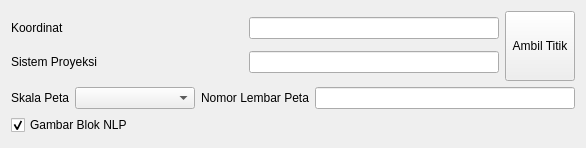
Qt form ui/gambar_nlp.ui (nyanyaon/GeoKKP-GIS) before a commit.
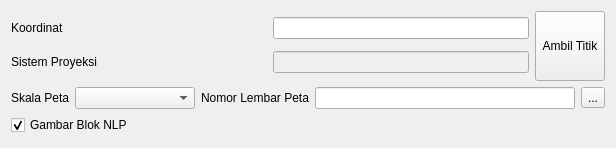
The same form after that commit. Icons and pictures are not drawn.

Patch:
```diff
--- a/ui/gambar_nlp.ui
+++ b/ui/gambar_nlp.ui
@@ -6,7 +6,7 @@
    <rect>
     <x>0</x>
     <y>0</y>
-    <width>472</width>
+    <width>572</width>
     <height>148</height>
    </rect>
   </property>
@@ -91,7 +91,7 @@
          <item>
           <widget class="QLineEdit" name="crs_tm3">
            <property name="enabled">
-            <bool>true</bool>
+            <bool>false</bool>
            </property>
            <property name="minimumSize">
             <size>
@@ -227,6 +227,13 @@
          </property>
         </widget>
        </item>
+       <item>
+        <widget class="QToolButton" name="copyTeksNLP">
+         <property name="text">
+          <string>...</string>
+         </property>
+        </widget>
+       </item>
       </layout>
      </item>
     </layout>
```
